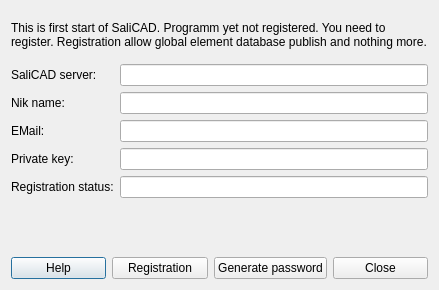
First picture: the form in src/windows/SdDRegistation.ui, repository usiksan/SaliCAD, before the edit.
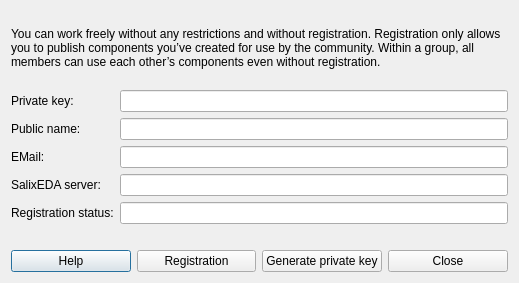
Second picture: the form after the edit.

Commit message: Continue with refactoring library manager and global repo sync and private cloud sync.

The edit to the form file:
```diff
--- a/src/windows/SdDRegistation.ui
+++ b/src/windows/SdDRegistation.ui
@@ -6,8 +6,8 @@
    <rect>
     <x>0</x>
     <y>0</y>
-    <width>439</width>
-    <height>290</height>
+    <width>519</width>
+    <height>283</height>
    </rect>
   </property>
   <property name="windowTitle">
@@ -17,7 +17,7 @@
    <item>
     <widget class="QLabel" name="label">
      <property name="text">
-      <string>This is first start of SaliCAD. Programm yet not registered. You need to register. Registration allow global element database publish and nothing more.</string>
+      <string>You can work freely without any restrictions and without registration. Registration only allows you to publish components you’ve created for use by the community. Within a group, all members can use each other’s components even without registration.</string>
      </property>
      <property name="wordWrap">
       <bool>true</bool>
@@ -27,24 +27,24 @@
    <item>
     <layout class="QFormLayout" name="formLayout">
      <item row="0" column="0">
-      <widget class="QLabel" name="label_7">
+      <widget class="QLabel" name="label_6">
        <property name="text">
-        <string>SaliCAD server:</string>
+        <string>Private key:</string>
        </property>
       </widget>
      </item>
      <item row="0" column="1">
-      <widget class="QLineEdit" name="mServerRepo"/>
+      <widget class="QLineEdit" name="mPrivateKey"/>
      </item>
      <item row="1" column="0">
       <widget class="QLabel" name="mNameTitle">
        <property name="text">
-        <string>Nik name:</string>
+        <string>Public name:</string>
        </property>
       </widget>
      </item>
      <item row="1" column="1">
-      <widget class="QLineEdit" name="mName"/>
+      <widget class="QLineEdit" name="mPublicName"/>
      </item>
      <item row="2" column="0">
       <widget class="QLabel" name="label_3">
@@ -57,14 +57,14 @@
       <widget class="QLineEdit" name="mEmail"/>
      </item>
      <item row="3" column="0">
-      <widget class="QLabel" name="label_6">
+      <widget class="QLabel" name="label_7">
        <property name="text">
-        <string>Private key:</string>
+        <string>SalixEDA server:</string>
        </property>
       </widget>
      </item>
      <item row="3" column="1">
-      <widget class="QLineEdit" name="mPassword"/>
+      <widget class="QLineEdit" name="mServer"/>
      </item>
      <item row="4" column="0">
       <widget class="QLabel" name="label_5">
@@ -80,15 +80,15 @@
        </property>
       </widget>
      </item>
-    </layout>
-   </item>
-   <item>
+     <item row="5" column="0">
     <widget class="QLabel" name="mProcess">
      <property name="text">
       <string/>
      </property>
     </widget>
    </item>
+    </layout>
+   </item>
    <item>
     <layout class="QHBoxLayout" name="horizontalLayout">
      <item>
@@ -108,7 +108,7 @@
      <item>
       <widget class="QPushButton" name="mGeneratePassword">
        <property name="text">
-        <string>Generate password</string>
+        <string>Generate private key</string>
        </property>
       </widget>
      </item>
```
Lines whose indentation alone changed are shown as unchanged. The commit also changes 15 other files.
